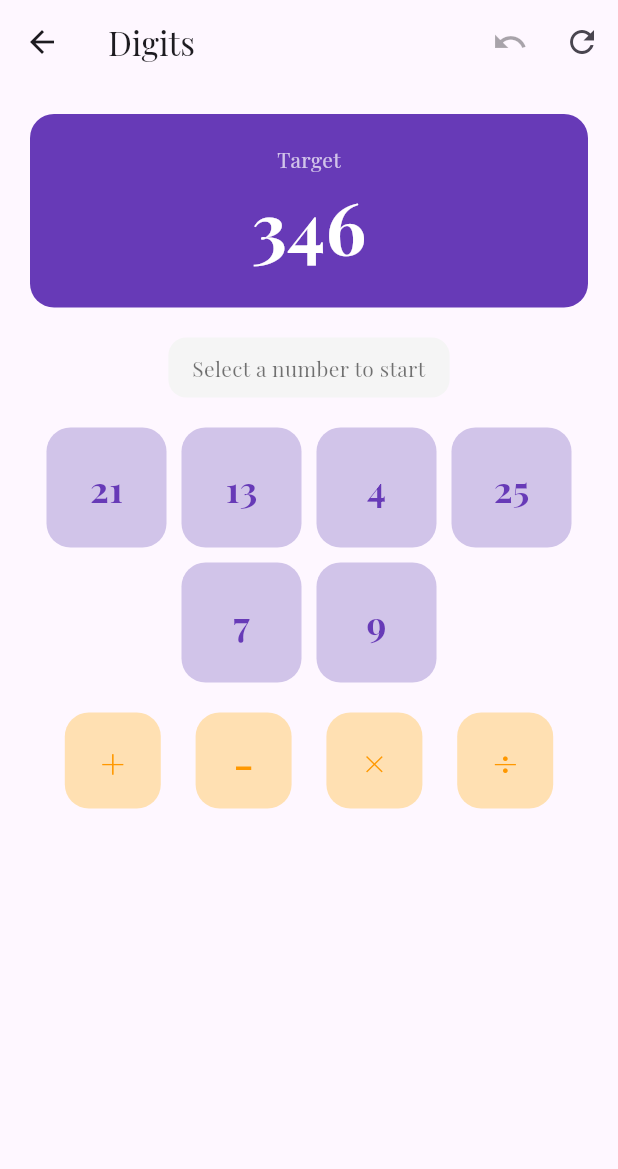
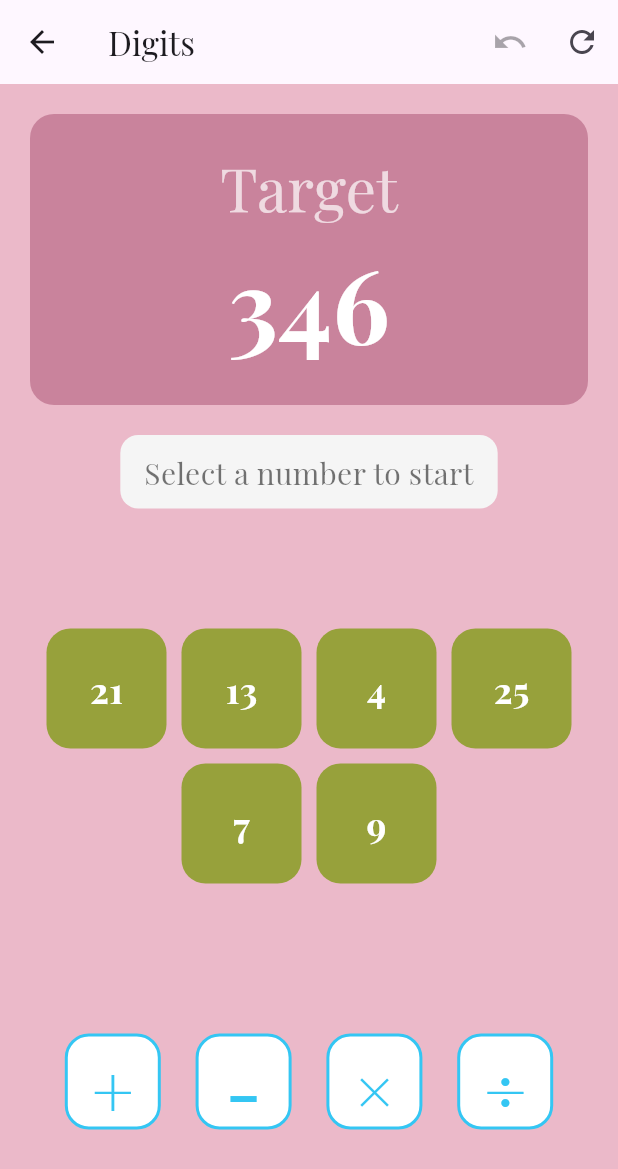
Before and after one commit to brit-dotcom/GWC-Project-7, a Flutter app: the DigitsScreen screen opened directly with empty values, on a phone screen of 412 x 824 dp. Shown: the top 1169 px of the screen. Run offline on Flutter 3.47's test engine with Material 3 defaults, Android fonts, the light colour scheme and no system bars; our stand-ins replace cloud_firestore, firebase_auth, firebase_core, google_fonts; accounts and stored records are empty.

Commit message:
Added some UI changes for digits game screen

```diff
--- a/lib/screens/digits_screen.dart
+++ b/lib/screens/digits_screen.dart
@@ -255,6 +255,7 @@
 
     if (onCooldown) {
       return Scaffold(
+        backgroundColor: Color.fromARGB(255, 235, 185, 201),
         appBar: AppBar(title: const Text('Digits')),
         body: Center(
           child: Column(
@@ -278,6 +279,7 @@
     }
 
     return Scaffold(
+      backgroundColor: Color.fromARGB(255, 235, 185, 201),
       appBar: AppBar(
         title: const Text('Digits'),
         actions: [
@@ -305,20 +307,20 @@
               width: double.infinity,
               padding: const EdgeInsets.all(20),
               decoration: BoxDecoration(
-                color: won ? Colors.green : Colors.deepPurple,
+                color: won ? Colors.green : Color.fromARGB(204, 192, 118, 145),
                 borderRadius: BorderRadius.circular(16),
               ),
               child: Column(
                 children: [
                   const Text(
                     'Target',
-                    style: TextStyle(color: Colors.white70, fontSize: 14),
+                    style: TextStyle(color: Colors.white70, fontSize: 40),
                   ),
                   Text(
                     '$target',
                     style: const TextStyle(
                       color: Colors.white,
-                      fontSize: 48,
+                      fontSize: 68,
                       fontWeight: FontWeight.bold,
                     ),
                   ),
@@ -340,11 +342,11 @@
                     : selectedOperator == null
                         ? '$selectedNumber — now pick an operator'
                         : '$selectedNumber $selectedOperator — now pick a second number',
-                style: const TextStyle(fontSize: 14, color: Colors.black54),
+                style: const TextStyle(fontSize: 20, color: Colors.black54),
                 textAlign: TextAlign.center,
               ),
             ),
-            const SizedBox(height: 20),
+            const SizedBox(height: 80),
 
             // Number tiles — 6 tiles, used ones are greyed out
             Wrap(
@@ -365,12 +367,12 @@
                       color: isUsed
                           ? Colors.grey.shade200
                           : isSelected
-                              ? Colors.deepPurple
-                              : Colors.deepPurple.shade100,
+                              ? Color.fromARGB(204, 255, 255, 255)
+                              : Color(0xFF97A13B),
                       borderRadius: BorderRadius.circular(16),
                       border: Border.all(
                         color: isSelected
-                            ? Colors.deepPurple
+                            ? Color(0xFF97A13B)
                             : Colors.transparent,
                         width: 2,
                       ),
@@ -381,7 +383,7 @@
                         style: TextStyle(
                           fontSize: 24,
                           fontWeight: FontWeight.bold,
-                          color: isSelected ? Colors.white : Colors.deepPurple,
+                          color: isSelected ? Color(0xFF97A13B) : Colors.white,
                         ),
                       ),
                     ),
@@ -389,7 +391,7 @@
                 );
               }),
             ),
-            const SizedBox(height: 20),
+            const SizedBox(height: 100),
 
             // Operator buttons
             Row(
@@ -403,16 +405,22 @@
                     width: 64,
                     height: 64,
                     decoration: BoxDecoration(
-                      color: isSelected ? Colors.orange : Colors.orange.shade100,
+                      color: isSelected ? Color.fromARGB(255, 52, 198, 243) : const Color.fromARGB(255, 255, 255, 255),
                       borderRadius: BorderRadius.circular(16),
+                      border: Border.all(
+                        color: isSelected
+                            ? Colors.transparent
+                            : Color.fromARGB(255, 52, 198, 243),
+                        width: 2,
+                      ),
                     ),
                     child: Center(
                       child: Text(
                         op,
                         style: TextStyle(
-                          fontSize: 28,
+                          fontSize: 48,
                           fontWeight: FontWeight.bold,
-                          color: isSelected ? Colors.white : Colors.orange,
+                          color: isSelected ? Colors.white : Color.fromARGB(255, 52, 198, 243),
                         ),
                       ),
                     ),
```
